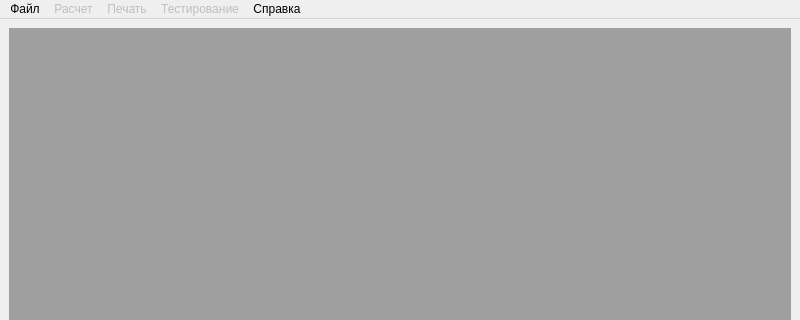
astroidis/stokes-ui, file mainwindow.ui: the form before one commit; both pictures show x 0 to 800 and y 0 to 320 of the 800 by 600 pixel window.
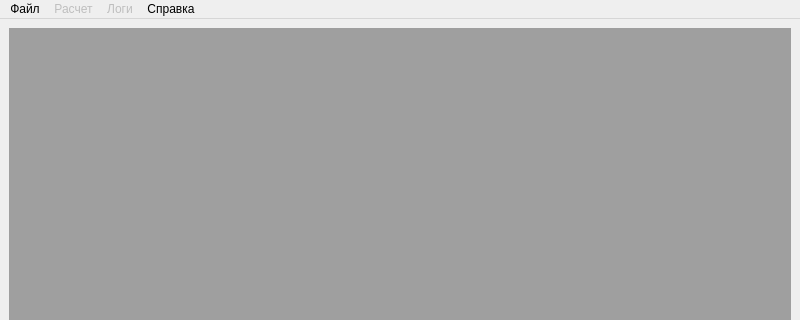
The form after the commit.

Diff of the .ui file:
```diff
--- a/mainwindow.ui
+++ b/mainwindow.ui
@@ -40,6 +40,11 @@
     </rect>
    </property>
    <widget class="QMenu" name="menuFile">
+    <property name="font">
+     <font>
+      <pointsize>9</pointsize>
+     </font>
+    </property>
     <property name="title">
      <string>Файл</string>
     </property>
@@ -51,6 +56,11 @@
     <property name="enabled">
      <bool>false</bool>
     </property>
+    <property name="font">
+     <font>
+      <pointsize>9</pointsize>
+     </font>
+    </property>
     <property name="tearOffEnabled">
      <bool>false</bool>
     </property>
@@ -69,27 +79,18 @@
     <addaction name="separator"/>
     <addaction name="actionPlot"/>
    </widget>
-   <widget class="QMenu" name="menuPrint">
+   <widget class="QMenu" name="menuLog">
     <property name="enabled">
      <bool>false</bool>
     </property>
     <property name="title">
-     <string>Печать</string>
+     <string>Логи</string>
     </property>
     <addaction name="actionCalculationLog"/>
     <addaction name="separator"/>
-    <addaction name="actionDispersedRays"/>
-    <addaction name="actionNaturalRays"/>
-    <addaction name="actionPolarization"/>
-   </widget>
-   <widget class="QMenu" name="menuTesting">
-    <property name="enabled">
-     <bool>false</bool>
-    </property>
-    <property name="title">
-     <string>Тестирование</string>
-    </property>
-    <addaction name="actionGradient"/>
+    <addaction name="actionLogDispRays"/>
+    <addaction name="actionLogNatRays"/>
+    <addaction name="actionLogPolarization"/>
    </widget>
    <widget class="QMenu" name="menuHelp">
     <property name="enabled">
@@ -101,8 +102,7 @@
    </widget>
    <addaction name="menuFile"/>
    <addaction name="menuCalculate"/>
-   <addaction name="menuPrint"/>
-   <addaction name="menuTesting"/>
+   <addaction name="menuLog"/>
    <addaction name="menuHelp"/>
   </widget>
   <widget class="QStatusBar" name="statusbar"/>
```
Left out of the diff: 24 changed lines with no effect on the pictures.
